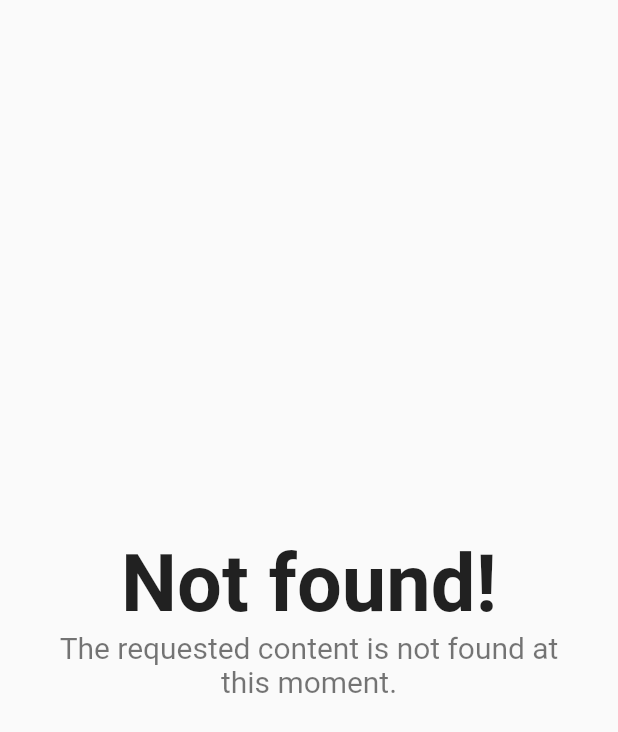
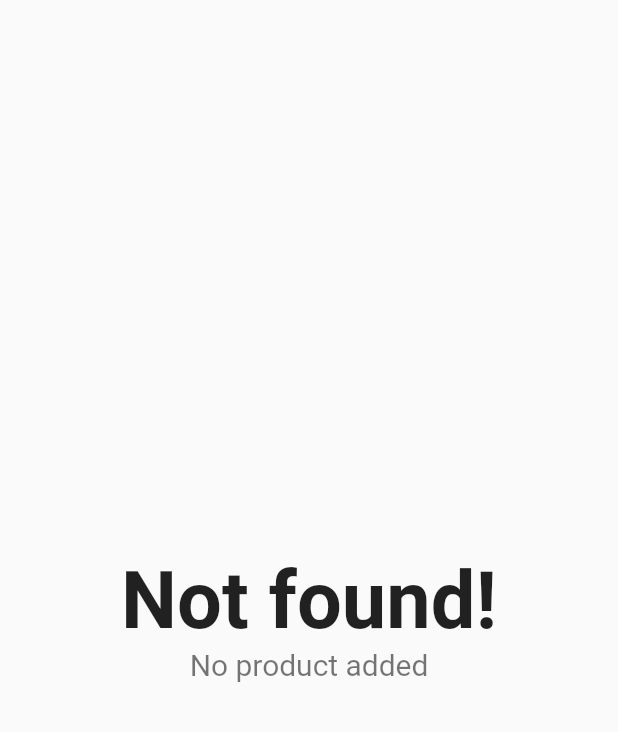
Before and after one commit to hitanshu1/product_listing, a Flutter app: the FavouriteTab widget shown alone on an empty page, opened directly, on a phone screen of 412 x 824 dp. Shown: the top 732 px of the screen. Run offline on Flutter 3.47's test engine with Material 3 defaults, Android fonts, the light colour scheme and no system bars; drawn by our look-alikes of oktoast; our stand-ins replace bloc, cached_network_image, carousel_slider, equatable, flutter_bloc, flutter_rating_bar and 6 more; accounts and stored records are empty.

Commit message:
update wishlist empty string

```diff
--- a/lib/presentation/pages/dashBoard/favourite/tab.dart
+++ b/lib/presentation/pages/dashBoard/favourite/tab.dart
@@ -28,6 +28,7 @@ class FavouriteTab extends StatelessWidget {
           }
           return null;
         },isLoading: state is WishlistLoading,
+        emptySubtitle: 'No product added',
         itemCount: state is WishlistLoaded ? state.wishlist.length : 0,),
       );
     });
--- a/lib/presentation/pages/productDetails/page.dart
+++ b/lib/presentation/pages/productDetails/page.dart
@@ -1,7 +1,5 @@
 import 'package:flutter/material.dart';
 import 'package:flutter_bloc/flutter_bloc.dart';
-import 'package:http/http.dart';
-
 import '../../../core/utils/shareService.dart';
 import '../../../domain/repositories/product.dart';
 import '../../bloc/product/bloc.dart';
```
